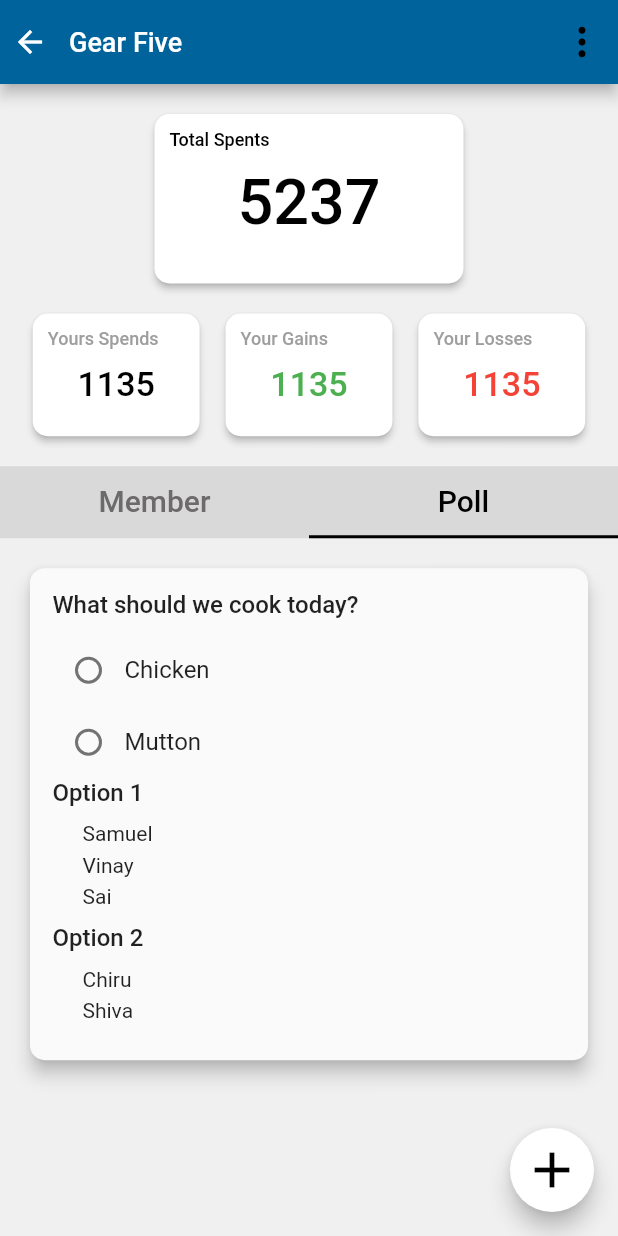
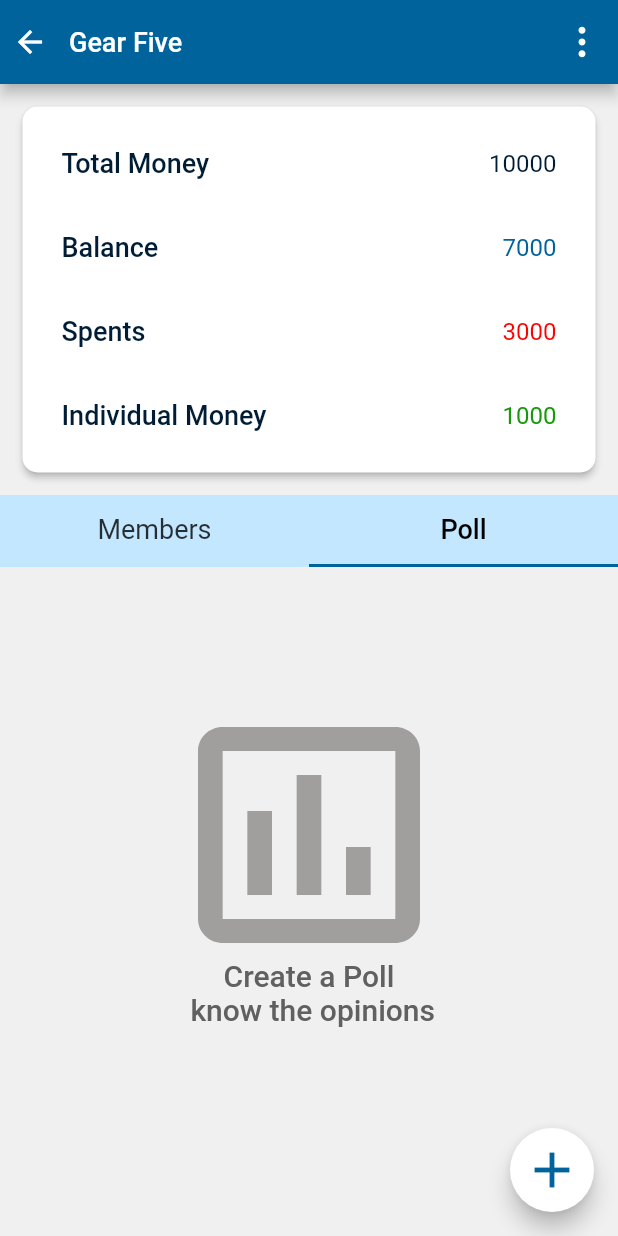
Before and after one commit to RamVinay3/splitbliss, a Flutter app: the DepositeMode screen opened directly, tab 2 chosen, after a tap on the "add" icon, on a phone screen of 412 x 824 dp. Run offline on Flutter 3.47's test engine with Material 2 defaults, Android fonts, the phone set to English and light mode, and no system bars; our stand-ins replace firebase_auth, firebase_core, flutter_svg, google_fonts, google_sign_in, supabase_flutter; missing offline and left inert: random_color; accounts and stored records are empty.

Commit message:
modified deposit and poll tab

```diff
--- a/lib/colors.dart
+++ b/lib/colors.dart
@@ -36,6 +36,18 @@ class AppColors {
   Color get greyPlaceHolder {
     return Color(0xffACA8A8);
   }
+
+  Color get loss {
+    return Color(0xffFE0000);
+  }
+
+  Color get profit {
+    return Color(0xff149A0A);
+  }
+
+  Color get skyblue {
+    return Color(0xffC2E7FF);
+  }
 }
 
 final appColors = AppColors();
--- a/lib/main.dart
+++ b/lib/main.dart
@@ -1,21 +1,21 @@
 // ignore_for_file: unused_import
 
+import 'package:firebase_core/firebase_core.dart';
 import 'package:flutter/material.dart';
 import 'package:splitbliss/navigations/app_top_navigation.dart';
 import 'package:splitbliss/screens/add_poll.dart';
 import 'package:splitbliss/screens/deposit_mode.dart';
 import 'package:splitbliss/screens/essentials.dart';
 import 'package:splitbliss/screens/food_planner.dart';
-import 'package:splitbliss/screens/profile.dart';
-import 'package:splitbliss/screens/work_scheduler.dart';
 import 'package:splitbliss/screens/homeScreen.dart';
+import 'package:splitbliss/screens/login.dart';
 import 'package:splitbliss/screens/nodeposit_user.dart';
 import 'package:splitbliss/screens/notification_screen.dart';
 import 'package:splitbliss/screens/payment_history.dart';
-import 'package:splitbliss/screens/login.dart';
+import 'package:splitbliss/screens/profile.dart';
 import 'package:splitbliss/screens/settings_screen.dart';
-import 'package:firebase_core/firebase_core.dart';
 import 'package:splitbliss/screens/splash.dart';
+import 'package:splitbliss/screens/work_scheduler.dart';
 import 'package:supabase_flutter/supabase_flutter.dart';
 
 void main() async {
@@ -36,7 +36,7 @@ class MyApp extends StatelessWidget {
   @override
   Widget build(BuildContext context) {
     return MaterialApp(
-      debugShowCheckedModeBanner: false, home: Profile(),
+      debugShowCheckedModeBanner: false, home: DepositeMode(),
       // home: AddPoll(),
     );
   }
--- a/lib/screens/deposit_mode.dart
+++ b/lib/screens/deposit_mode.dart
@@ -1,10 +1,10 @@
-// ignore_for_file: prefer_const_constructors, prefer_const_literals_to_create_immutables, avoid_print
-
 import 'package:flutter/material.dart';
-import 'package:splitbliss/widgets/balance_card.dart';
+import 'package:splitbliss/colors.dart';
+import 'package:splitbliss/widgets/deposit_member_tab.dart';
+import 'package:splitbliss/widgets/elevated_container.dart';
 import 'package:splitbliss/widgets/poll_tab.dart';
 import 'package:splitbliss/widgets/popup_menu.dart';
-import 'package:splitbliss/widgets/spent_card.dart';
+import 'package:splitbliss/widgets/text_roboto.dart';
 import 'package:splitbliss/widgets/title_bar.dart';
 
 class DepositeMode extends StatelessWidget {
@@ -13,7 +13,7 @@ class DepositeMode extends StatelessWidget {
   @override
   Widget build(BuildContext context) {
     return Scaffold(
-      backgroundColor: Color(0xFFF0F0F0),
+      backgroundColor: appColors.Surface94,
       appBar: TitleBar(
         title: "Gear Five",
         actions: [PopupMenu()],
@@ -21,7 +21,7 @@ class DepositeMode extends StatelessWidget {
       body: Body(),
       floatingActionButton: FloatingActionButton(
         backgroundColor: Colors.white,
-        child: Icon(Icons.add, color: Colors.black, size: 40),
+        child: Icon(Icons.add, color: appColors.primary, size: 40),
         onPressed: () {
           print("Add Payment");
         },
@@ -40,121 +40,99 @@ class Body extends StatefulWidget {
 class _BodyState extends State<Body> {
   @override
   Widget build(BuildContext context) {
-    return Container(
-      child: Column(
+    return Column(
       children: [
-          Padding(
-            padding: const EdgeInsets.all(20),
-            child: Column(children: [
-              Center(
-                  child: SpentCard(
-                title: "Total Spents",
-                amount: 5237,
-                widthPercentage: 0.5,
-              )),
-              SizedBox(
-                height: 20,
+        ElevatedContainer(
+          children: [
+            SimpleTile(
+              parameter: 'Total Money',
+              value: '10000',
+              color: appColors.onPrimaryContainer,
             ),
-              Row(
-                mainAxisAlignment: MainAxisAlignment.spaceAround,
-                children: [
-                  SpentCard(
-                    title: "Yours Spends",
-                    amount: 1135,
-                    widthPercentage: 0.27,
-                    titleColor: Colors.grey,
+            SimpleTile(
+              parameter: 'Balance',
+              value: '7000',
+              color: appColors.territiary,
             ),
-                  SizedBox(
-                    width: 10,
+            SimpleTile(
+              parameter: 'Spents',
+              value: '3000',
+              color: appColors.loss,
             ),
-                  SpentCard(
-                    title: "Your Gains ",
-                    amount: 1135,
-                    widthPercentage: 0.27,
-                    amountColor: Colors.green,
-                    titleColor: Colors.grey,
-                  ),
-                  SizedBox(
-                    width: 10,
-                  ),
-                  SpentCard(
-                    title: "Your Losses ",
-                    amount: 1135,
-                    widthPercentage: 0.27,
-                    amountColor: Colors.red,
-                    titleColor: Colors.grey,
-                  ),
+            SimpleTile(
+              parameter: 'Individual Money',
+              value: '1000',
+              color: appColors.profit,
+            )
           ],
         ),
-            ]),
-          ),
-          Expanded(
+        Container(
+          height: MediaQuery.of(context).size.height * 0.56,
+          // color: Colors.black,
           child: DefaultTabController(
             length: 2,
             child: Column(
               children: [
                 Container(
-                        color: Color(0xFFD9D9D9),
+                  color: appColors.skyblue,
                   child: TabBar(
-                          indicatorColor: Colors.black,
-                          unselectedLabelColor: Color(0xFF6C6A6A),
+                    indicatorColor: appColors.primary,
+                    unselectedLabelColor: Colors.black.withOpacity(0.8),
                     labelColor: Colors.black,
                     overlayColor: MaterialStateProperty.all(Colors.black),
                     labelStyle: TextStyle(
-                            fontSize: 20,
+                      fontSize: 18,
                       fontWeight: FontWeight.w500,
                     ),
+                    unselectedLabelStyle: TextStyle(
+                      fontSize: 18,
+                      fontWeight: FontWeight.w400,
+                    ),
                     tabs: [
-                            Tab(
-                                child: Text(
-                              "Member",
-                            )),
-                            Tab(
-                                child: Text(
-                              "Poll",
-                            )),
+                      Tab(child: Text('Members')),
+                      Tab(child: Text('Poll'))
                     ],
                   ),
                 ),
                 Expanded(
-                        child: TabBarView(
-                          children: [
-                            Expanded(
-                                child: Container(
-                                    padding: EdgeInsets.all(20),
-                                    child: Column(
-                                      children: [
-                                        BalanceCard(
-                                            name: "Chiranjeevi", amount: 2000),
-                                        SizedBox(
-                                          height: 15,
-                                        ),
-                                        BalanceCard(
-                                            name: "Samuel", amount: -1307),
-                                        SizedBox(
-                                          height: 15,
-                                        ),
-                                        BalanceCard(
-                                            name: "Shiva Kiran", amount: 12345),
-                                        SizedBox(
-                                          height: 15,
-                                        ),
-                                        BalanceCard(
-                                            name: "Nagasai", amount: 34),
-                                        SizedBox(
-                                          height: 15,
-                                        ),
-                                      ],
-                                    ))),
-                            Expanded(
-                              child: PollTab(),
+                  child: TabBarView(children: [
+                    MemberTab(),
+                    PollTab(),
+                  ]),
                 )
               ],
             ),
+          ),
         )
       ],
-                  )))
-        ],
+    );
+  }
+}
+
+class SimpleTile extends StatelessWidget {
+  const SimpleTile(
+      {super.key,
+      required this.parameter,
+      required this.value,
+      required this.color});
+  final String parameter;
+  final String value;
+  final Color color;
+
+  @override
+  Widget build(BuildContext context) {
+    return ListTile(
+      title: TextRoboto(
+        title: parameter,
+        color: appColors.onPrimaryContainer,
+        weight: FontWeight.w500,
+        fontsize: 18,
+      ),
+      trailing: TextRoboto(
+        title: value.toString(),
+        color: color,
+        weight: FontWeight.w400,
+        fontsize: 16,
       ),
     );
   }
--- a/lib/screens/profile.dart
+++ b/lib/screens/profile.dart
@@ -1,9 +1,9 @@
 import 'package:flutter/material.dart';
 import 'package:google_fonts/google_fonts.dart';
+import 'package:splitbliss/colors.dart';
 import 'package:splitbliss/widgets/history_profile.dart';
 import 'package:splitbliss/widgets/profile_detail_card.dart';
 import 'package:splitbliss/widgets/profile_options.dart';
-import 'package:splitbliss/widgets/text_roboto.dart';
 import 'package:splitbliss/widgets/vertical_space.dart';
 
 class Profile extends StatelessWidget {
@@ -18,7 +18,7 @@ class Profile extends StatelessWidget {
     final double top = 0.035 * screenHeight;
     final double bottom = 0.053 * screenHeight;
     return Scaffold(
-      backgroundColor: const Color.fromARGB(255, 255, 255, 255),
+      backgroundColor: appColors.Surface94,
       body: SafeArea(
         child: Center(
           child: Container(
--- /dev/null
+++ b/lib/widgets/deposit_member_tab.dart
@@ -0,0 +1,15 @@
+import 'package:flutter/material.dart';
+
+class MemberTab extends StatefulWidget {
+  const MemberTab({super.key});
+
+  @override
+  State<MemberTab> createState() => _MemberTabState();
+}
+
+class _MemberTabState extends State<MemberTab> {
+  @override
+  Widget build(BuildContext context) {
+    return const Placeholder();
+  }
+}
--- /dev/null
+++ b/lib/widgets/elevated_container.dart
@@ -0,0 +1,26 @@
+import 'package:flutter/material.dart';
+
+class ElevatedContainer extends StatelessWidget {
+  const ElevatedContainer(
+      {super.key, required this.children, this.padding = 10});
+  final List<Widget> children;
+  final int padding;
+  @override
+  Widget build(BuildContext context) {
+    return Padding(
+      padding: const EdgeInsets.all(15.0),
+      child: Material(
+        color: Colors.white,
+        borderRadius: BorderRadius.all(Radius.circular(10.0)),
+        elevation: 2,
+        child: Padding(
+          padding: EdgeInsets.all(padding.toDouble()),
+          child: Column(
+            crossAxisAlignment: CrossAxisAlignment.start,
+            children: children,
+          ),
+        ),
+      ),
+    );
+  }
+}
--- a/lib/widgets/poll_card.dart
+++ b/lib/widgets/poll_card.dart
@@ -1,79 +1,103 @@
 import 'package:flutter/material.dart';
+import 'package:splitbliss/widgets/elevated_container.dart';
 import 'package:splitbliss/widgets/radio_button.dart';
+import 'package:splitbliss/widgets/svg.dart';
+import 'package:splitbliss/widgets/text_roboto.dart';
 
 class PollCard extends StatefulWidget {
-  const PollCard({super.key});
-
+  const PollCard({
+    super.key,
+    required this.question,
+    required this.option1,
+    required this.option2,
+    required this.options,
+  });
+  final String question;
+  final List<String> options;
+  final List<String> option1;
+  final List<String> option2;
   @override
   State<PollCard> createState() => _PollCardState();
 }
 
 class _PollCardState extends State<PollCard> {
-  List<String> options = [
-    'Chicken',
-    'Mutton',
-  ];
-  String selectedOption = "";
-  @override
+  var selectedOption = '';
+  var show = false;
   Widget build(BuildContext context) {
-    return Material(
-      elevation: 5,
-      borderRadius: BorderRadius.circular(10),
-      child: Container(
-          padding: EdgeInsets.all(15),
-          child: Column(
-            crossAxisAlignment: CrossAxisAlignment.start,
+    return ElevatedContainer(
+      padding: 25,
       children: [
-              Text("What should we cook today?",
-                  style: TextStyle(fontSize: 16, fontWeight: FontWeight.w500)),
+        Row(
+          mainAxisAlignment: MainAxisAlignment.spaceBetween,
+          children: [
+            TextRoboto(
+              title: widget.question,
+              fontsize: 16,
+              weight: FontWeight.w500,
+            ),
+            InkWell(
+                onTap: () {
+                  setState(() {
+                    show = !show;
+                  });
+                },
+                child: SVG(svgPath: 'lib/svg/showInfo.svg'))
+          ],
+        ),
         SizedBox(height: 10),
+        for (var option in widget.options)
           RadioButton(
-                value: options[0],
+            value: option,
             groupValue: selectedOption,
             onChanged: (value) {
               setState(() {
-                    selectedOption = value.toString();
+                selectedOption = value;
               });
             },
           ),
-              RadioButton(
-                value: options[1],
-                groupValue: selectedOption,
-                onChanged: (value) {
-                  setState(() {
-                    selectedOption = value.toString();
-                  });
-                },
+        if (show && widget.option1.length != 0)
+          TextRoboto(
+            title: 'Option 1',
+            fontsize: 16,
+            weight: FontWeight.w500,
           ),
-              Text("Option 1",
-                  style: TextStyle(fontSize: 16, fontWeight: FontWeight.w500)),
-              // SizedBox(height: 10),
-              Container(
-                  padding: EdgeInsets.symmetric(vertical: 10, horizontal: 20),
-                  child: Column(
-                    crossAxisAlignment: CrossAxisAlignment.start,
+        if (show && widget.option1.length != 0) SizedBox(height: 10),
+        if (show && widget.option1.length != 0)
+          for (var person in widget.option1)
+            Column(
               children: [
-                      Text("Samuel"),
+                Padding(
+                  padding: const EdgeInsets.only(left: 8.0),
+                  child: TextRoboto(
+                    title: person,
+                    fontsize: 16,
+                  ),
+                ),
                 SizedBox(height: 5),
-                      Text("Vinay"),
+              ],
+            ),
+        if (show && widget.option2.length != 0)
+          TextRoboto(
+            title: 'Option 2',
+            fontsize: 16,
+            weight: FontWeight.w500,
+          ),
+        if (show && widget.option2.length != 0) SizedBox(height: 10),
+        if (show && widget.option2.length != 0)
+          for (var person in widget.option2)
+            Column(
+              children: [
+                Padding(
+                  padding: const EdgeInsets.only(left: 8.0),
+                  child: TextRoboto(
+                    title: person,
+                    fontsize: 16,
+                  ),
+                ),
                 SizedBox(height: 5),
-                      Text("Sai"),
               ],
-                  )),
-              Text("Option 2",
-                  style: TextStyle(fontSize: 16, fontWeight: FontWeight.w500)),
-              Container(
-                  padding: EdgeInsets.symmetric(vertical: 10, horizontal: 20),
-                  child: Column(
-                    crossAxisAlignment: CrossAxisAlignment.start,
-                    children: [
-                      Text("Chiru"),
-                      SizedBox(height: 5),
-                      Text("Shiva"),
+            ),
       ],
-                  ))
-            ],
-          )),
     );
   }
 }
--- a/lib/widgets/poll_tab.dart
+++ b/lib/widgets/poll_tab.dart
@@ -1,25 +1,34 @@
-// ignore_for_file: must_be_immutable, prefer_const_constructors, prefer_const_literals_to_create_immutables, prefer_is_not_empty, avoid_unnecessary_containers
-
 import 'package:flutter/material.dart';
 import 'package:splitbliss/widgets/poll_card.dart';
 import 'package:splitbliss/widgets/svg.dart';
 
 class PollTab extends StatelessWidget {
-  PollTab({super.key});
-
-  List<Map<String, String>> pollList = [];
-
-  List options = [
-    "Chicken",
-    "Mutton",
-  ];
-
-  String value = "";
+  const PollTab({super.key});
+  static const List<Map<String, dynamic>> polls = [];
+  // [
+  //   {
+  //     'question': 'What should we cook today?',
+  //     'options': ['Chicken', 'Mutton'],
+  //     'option1': ['vinay', 'chiru'],
+  //     'option2': ['samuel', 'siva', 'nagasai']
+  //   },
+  //   {
+  //     'question': 'What should we cook today?',
+  //     'options': ['Chicken', 'Mutton'],
+  //     'option1': ['vinay', 'chiru'],
+  //     'option2': ['samuel', 'siva', 'nagasai']
+  //   },
+  //   {
+  //     'question': 'What should we cook today?',
+  //     'options': ['Chicken', 'Mutton'],
+  //     'option1': ['vinay', 'chiru'],
+  //     'option2': ['samuel', 'siva', 'nagasai']
+  //   },
+  // ];
 
   @override
   Widget build(BuildContext context) {
-    if (!pollList.isEmpty) {
-      return Container(
+    Widget content = Container(
       child: const Center(
           child: Column(
         mainAxisAlignment: MainAxisAlignment.center,
@@ -35,13 +44,21 @@ class PollTab extends StatelessWidget {
         ],
       )),
     );
-    } else {
-      return Container(
-        padding: EdgeInsets.all(20),
-        child: ListView(
-          children: [PollCard()],
-        ),
+    if (polls.isNotEmpty) {
+      content = ListView.builder(
+        itemCount: polls.length,
+        itemBuilder: ((context, index) {
+          var poll = polls[index];
+          return PollCard(
+            option1: poll['option1'],
+            option2: poll['option2'],
+            options: poll['options'],
+            question: poll['question'],
+          );
+        }),
       );
     }
+
+    return content;
   }
 }
--- a/lib/widgets/popup_menu.dart
+++ b/lib/widgets/popup_menu.dart
@@ -12,10 +12,11 @@ class PopupMenu extends StatelessWidget {
     return PopupMenuButton(
       position: PopupMenuPosition.values[1],
       shape: RoundedRectangleBorder(borderRadius: BorderRadius.circular(10)),
-      icon: SVG(svgPath: "lib/svg/threeDotsIcon.svg"),
+      icon: SVG(svgPath: "lib/svg/threeDotsWhite.svg"),
       itemBuilder: (context) => [
         PopupMenuItem(
-          child: MenuItem(path: "lib/svg/addPaymentIcon.svg", title: "Add Payments"),
+          child: MenuItem(
+              path: "lib/svg/addPaymentIcon.svg", title: "Add Payments"),
           value: 1,
         ),
         PopupMenuItem(
@@ -23,7 +24,8 @@ class PopupMenu extends StatelessWidget {
           value: 2,
         ),
         PopupMenuItem(
-          child: MenuItem(path: "lib/svg/remainderIcon.svg", title: "Remainder"),
+          child:
+              MenuItem(path: "lib/svg/remainderIcon.svg", title: "Remainder"),
           value: 3,
         ),
         PopupMenuItem(
--- a/lib/widgets/profile_detail_card.dart
+++ b/lib/widgets/profile_detail_card.dart
@@ -1,12 +1,16 @@
 import 'package:flutter/material.dart';
+import 'package:splitbliss/colors.dart';
 import 'package:splitbliss/widgets/text_roboto.dart';
-import 'package:splitbliss/colors.dart';
-import 'package:splitbliss/widgets/svg.dart';
-import 'package:splitbliss/widgets/vertical_space.dart';
 
 class ProfileDetailsCard extends StatelessWidget {
-  const ProfileDetailsCard({super.key});
+  ProfileDetailsCard({super.key});
 
+  final List<Map<String, String>> vec = [
+    {'FirstName': 'Parijatham'},
+    {'Last Name': 'Chiranjeevi'},
+    {'Gmail': 'chiru@gmail.com'},
+    {'UserName': 'chiru@25'}
+  ];
   @override
   Widget build(BuildContext context) {
     return Material(
@@ -17,10 +21,12 @@ class ProfileDetailsCard extends StatelessWidget {
         padding: const EdgeInsets.all(10.0),
         child: Column(
           children: [
-            SimpleTile(parameter: 'First Name', value: 'Parijatham'),
-            SimpleTile(parameter: 'Last Name', value: 'Chiranjeevi'),
-            SimpleTile(parameter: 'Gmail', value: 'chiru@gmail.com'),
-            SimpleTile(parameter: 'User Name', value: 'chiru@25 '),
+            for (var map in vec)
+              for (var entry in map.entries)
+                SimpleTile(parameter: entry.key, value: entry.value),
+            // SimpleTile(parameter: 'Last Name', value: 'Chiranjeevi'),
+            // SimpleTile(parameter: 'Gmail', value: 'chiru@gmail.com'),
+            // SimpleTile(parameter: 'User Name', value: 'chiru@25 '),
           ],
         ),
       ),
```
Also changed, not shown: lib/svg/showInfo.svg (added), lib/svg/threeDotsWhite.svg (added). Lines whose indentation alone changed are shown as unchanged.
